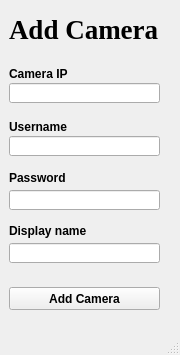
Qt form qt/Add_Camera.ui (EdgeOfAI/vehicle_counter_pyqt_app) before a commit.
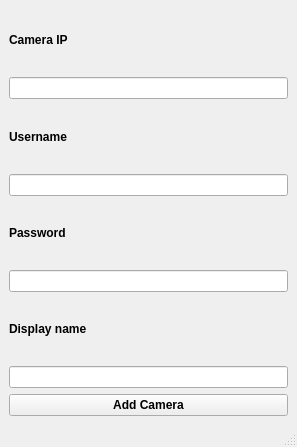
The same form after that commit.

The edit to the form file:
```diff
--- a/qt/Add_Camera.ui
+++ b/qt/Add_Camera.ui
@@ -6,14 +6,20 @@
    <rect>
     <x>0</x>
     <y>0</y>
-    <width>180</width>
-    <height>355</height>
+    <width>297</width>
+    <height>447</height>
    </rect>
   </property>
   <property name="minimumSize">
    <size>
-    <width>180</width>
-    <height>355</height>
+    <width>297</width>
+    <height>400</height>
+   </size>
+  </property>
+  <property name="maximumSize">
+   <size>
+    <width>450</width>
+    <height>450</height>
    </size>
   </property>
   <property name="windowTitle">
@@ -28,100 +34,9 @@
    </property>
    <layout class="QVBoxLayout" name="verticalLayout">
     <item>
-     <widget class="QFrame" name="frame">
-      <property name="minimumSize">
-       <size>
-        <width>180</width>
-        <height>48</height>
-       </size>
-      </property>
-      <property name="maximumSize">
-       <size>
-        <width>157</width>
-        <height>48</height>
-       </size>
-      </property>
-      <property name="font">
-       <font>
-        <family>Times New Roman</family>
-        <pointsize>20</pointsize>
-        <weight>75</weight>
-        <bold>true</bold>
-       </font>
-      </property>
-      <property name="frameShape">
-       <enum>QFrame::NoFrame</enum>
-      </property>
-      <property name="frameShadow">
-       <enum>QFrame::Raised</enum>
-      </property>
-      <property name="lineWidth">
-       <number>0</number>
-      </property>
-      <widget class="QLabel" name="label">
-       <property name="geometry">
-        <rect>
-         <x>0</x>
-         <y>0</y>
-         <width>160</width>
-         <height>41</height>
-        </rect>
-       </property>
-       <property name="minimumSize">
-        <size>
-         <width>160</width>
-         <height>0</height>
-        </size>
-       </property>
-       <property name="font">
-        <font>
-         <family>Times New Roman</family>
-         <pointsize>20</pointsize>
-         <weight>75</weight>
-         <bold>true</bold>
-        </font>
-       </property>
-       <property name="lineWidth">
-        <number>0</number>
-       </property>
-       <property name="text">
-        <string>Add Camera</string>
-       </property>
-      </widget>
-     </widget>
-    </item>
+     <layout class="QVBoxLayout" name="verticalLayout_6">
     <item>
-     <widget class="QFrame" name="frame_2">
-      <property name="minimumSize">
-       <size>
-        <width>160</width>
-        <height>47</height>
-       </size>
-      </property>
-      <property name="maximumSize">
-       <size>
-        <width>157</width>
-        <height>47</height>
-       </size>
-      </property>
-      <property name="frameShape">
-       <enum>QFrame::NoFrame</enum>
-      </property>
-      <property name="frameShadow">
-       <enum>QFrame::Raised</enum>
-      </property>
-      <property name="lineWidth">
-       <number>0</number>
-      </property>
       <widget class="QLabel" name="label_2">
-       <property name="geometry">
-        <rect>
-         <x>0</x>
-         <y>0</y>
-         <width>81</width>
-         <height>21</height>
-        </rect>
-       </property>
        <property name="font">
         <font>
          <weight>75</weight>
@@ -135,15 +50,9 @@
         <string>Camera IP</string>
        </property>
       </widget>
+      </item>
+      <item>
       <widget class="QLineEdit" name="inputCamIP">
-       <property name="geometry">
-        <rect>
-         <x>0</x>
-         <y>20</y>
-         <width>151</width>
-         <height>20</height>
-        </rect>
-       </property>
        <property name="minimumSize">
         <size>
          <width>151</width>
@@ -151,40 +60,13 @@
         </size>
        </property>
       </widget>
-     </widget>
-    </item>
+      </item>
+     </layout>
+    </item>
     <item>
-     <widget class="QFrame" name="frame_3">
-      <property name="minimumSize">
-       <size>
-        <width>157</width>
-        <height>48</height>
-       </size>
-      </property>
-      <property name="maximumSize">
-       <size>
-        <width>157</width>
-        <height>48</height>
-       </size>
-      </property>
-      <property name="frameShape">
-       <enum>QFrame::NoFrame</enum>
-      </property>
-      <property name="frameShadow">
-       <enum>QFrame::Raised</enum>
-      </property>
-      <property name="lineWidth">
-       <number>0</number>
-      </property>
+     <layout class="QVBoxLayout" name="verticalLayout_5">
+      <item>
       <widget class="QLabel" name="label_3">
-       <property name="geometry">
-        <rect>
-         <x>0</x>
-         <y>0</y>
-         <width>71</width>
-         <height>21</height>
-        </rect>
-       </property>
        <property name="font">
         <font>
          <weight>75</weight>
@@ -198,15 +80,9 @@
         <string>Username</string>
        </property>
       </widget>
+      </item>
+      <item>
       <widget class="QLineEdit" name="inputCamUsername">
-       <property name="geometry">
-        <rect>
-         <x>0</x>
-         <y>20</y>
-         <width>151</width>
-         <height>20</height>
-        </rect>
-       </property>
        <property name="minimumSize">
         <size>
          <width>151</width>
@@ -214,40 +90,13 @@
         </size>
        </property>
       </widget>
-     </widget>
-    </item>
+      </item>
+     </layout>
+    </item>
     <item>
-     <widget class="QFrame" name="frame_4">
-      <property name="minimumSize">
-       <size>
-        <width>157</width>
-        <height>47</height>
-       </size>
-      </property>
-      <property name="maximumSize">
-       <size>
-        <width>157</width>
-        <height>47</height>
-       </size>
-      </property>
-      <property name="frameShape">
-       <enum>QFrame::NoFrame</enum>
-      </property>
-      <property name="frameShadow">
-       <enum>QFrame::Raised</enum>
-      </property>
-      <property name="lineWidth">
-       <number>0</number>
-      </property>
+     <layout class="QVBoxLayout" name="verticalLayout_4">
+      <item>
       <widget class="QLabel" name="label_4">
-       <property name="geometry">
-        <rect>
-         <x>0</x>
-         <y>0</y>
-         <width>61</width>
-         <height>16</height>
-        </rect>
-       </property>
        <property name="font">
         <font>
          <weight>75</weight>
@@ -261,15 +110,9 @@
         <string>Password</string>
        </property>
       </widget>
+      </item>
+      <item>
       <widget class="QLineEdit" name="inputCamPassword">
-       <property name="geometry">
-        <rect>
-         <x>0</x>
-         <y>20</y>
-         <width>151</width>
-         <height>20</height>
-        </rect>
-       </property>
        <property name="minimumSize">
         <size>
          <width>151</width>
@@ -277,40 +120,13 @@
         </size>
        </property>
       </widget>
-     </widget>
-    </item>
+      </item>
+     </layout>
+    </item>
     <item>
-     <widget class="QFrame" name="frame_5">
-      <property name="minimumSize">
-       <size>
-        <width>157</width>
-        <height>48</height>
-       </size>
-      </property>
-      <property name="maximumSize">
-       <size>
-        <width>157</width>
-        <height>48</height>
-       </size>
-      </property>
-      <property name="frameShape">
-       <enum>QFrame::NoFrame</enum>
-      </property>
-      <property name="frameShadow">
-       <enum>QFrame::Raised</enum>
-      </property>
-      <property name="lineWidth">
-       <number>0</number>
-      </property>
+     <layout class="QVBoxLayout" name="verticalLayout_3">
+      <item>
       <widget class="QLabel" name="label_5">
-       <property name="geometry">
-        <rect>
-         <x>0</x>
-         <y>0</y>
-         <width>91</width>
-         <height>16</height>
-        </rect>
-       </property>
        <property name="font">
         <font>
          <weight>75</weight>
@@ -324,15 +140,9 @@
         <string>Display name</string>
        </property>
       </widget>
+      </item>
+      <item>
       <widget class="QLineEdit" name="inputCamDisplayName">
-       <property name="geometry">
-        <rect>
-         <x>0</x>
-         <y>20</y>
-         <width>151</width>
-         <height>20</height>
-        </rect>
-       </property>
        <property name="minimumSize">
         <size>
          <width>151</width>
@@ -340,40 +150,13 @@
         </size>
        </property>
       </widget>
-     </widget>
-    </item>
+      </item>
+     </layout>
+    </item>
     <item>
-     <widget class="QFrame" name="frame_6">
-      <property name="minimumSize">
-       <size>
-        <width>157</width>
-        <height>47</height>
-       </size>
-      </property>
-      <property name="maximumSize">
-       <size>
-        <width>157</width>
-        <height>47</height>
-       </size>
-      </property>
-      <property name="frameShape">
-       <enum>QFrame::NoFrame</enum>
-      </property>
-      <property name="frameShadow">
-       <enum>QFrame::Raised</enum>
-      </property>
-      <property name="lineWidth">
-       <number>0</number>
-      </property>
+     <layout class="QVBoxLayout" name="verticalLayout_2">
+      <item>
       <widget class="QPushButton" name="addCamBtn">
-       <property name="geometry">
-        <rect>
-         <x>0</x>
-         <y>10</y>
-         <width>151</width>
-         <height>23</height>
-        </rect>
-       </property>
        <property name="minimumSize">
         <size>
          <width>151</width>
@@ -390,7 +173,8 @@
         <string>Add Camera</string>
        </property>
       </widget>
-     </widget>
+      </item>
+     </layout>
     </item>
    </layout>
   </widget>
```
Left out of the diff: 2 changed lines with no effect on the pictures. Lines whose indentation alone changed are shown as unchanged.
